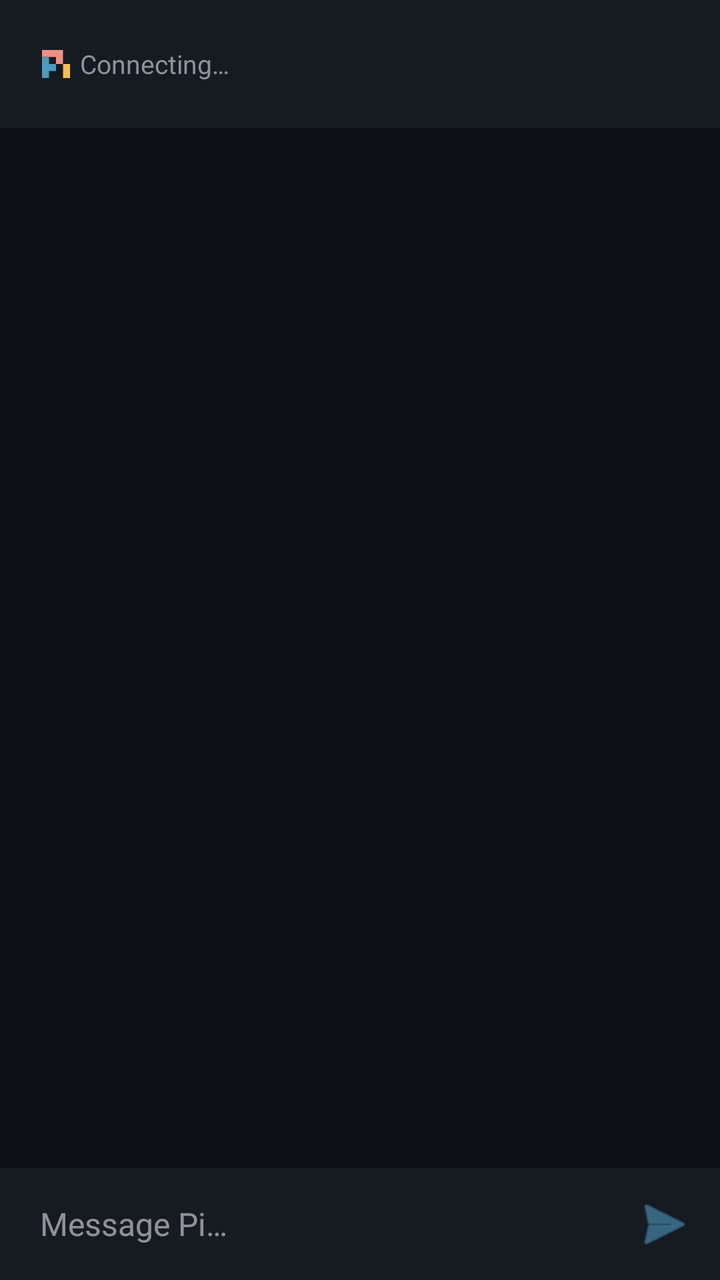
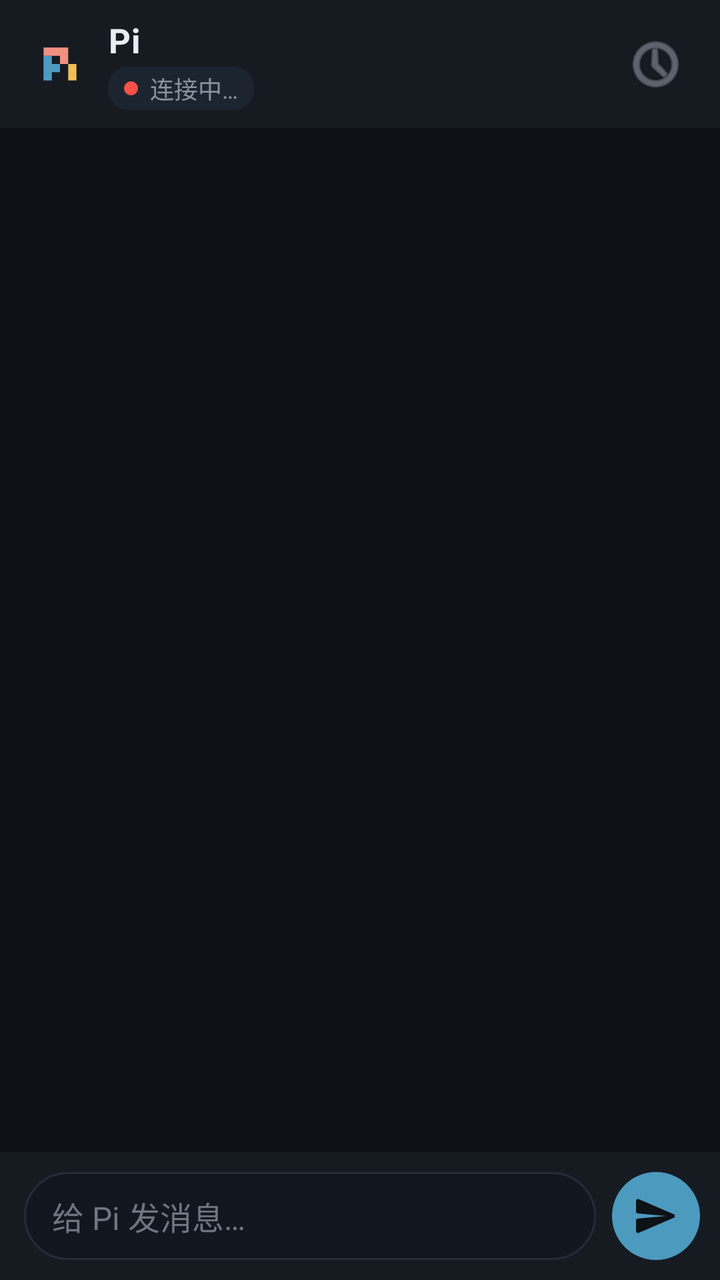

An Android layout rendered at two revisions. The XML below is the earlier revision; the diff shows what the commit changed to produce the second picture.
<!-- AndroidManifest.xml: application theme AppTheme -->
<!-- res/layout/activity_main.xml -->
<?xml version="1.0" encoding="utf-8"?>
<LinearLayout xmlns:android="http://schemas.android.com/apk/res/android"
    android:layout_width="match_parent"
    android:layout_height="match_parent"
    android:orientation="vertical"
    android:background="@color/bg_base">

    <androidx.appcompat.widget.Toolbar
        android:id="@+id/toolbar"
        android:layout_width="match_parent"
        android:layout_height="?attr/actionBarSize"
        android:background="@color/bg_elevated">

        <ImageView
            android:layout_width="24dp"
            android:layout_height="24dp"
            android:src="@drawable/ic_pi_logo"
            android:contentDescription="@string/app_name" />

        <TextView
            android:id="@+id/status_text"
            android:layout_width="wrap_content"
            android:layout_height="wrap_content"
            android:layout_marginStart="12dp"
            android:text="@string/status_connecting"
            android:textColor="@color/text_secondary"
            android:textSize="13sp" />
    </androidx.appcompat.widget.Toolbar>

    <androidx.recyclerview.widget.RecyclerView
        android:id="@+id/messages"
        android:layout_width="match_parent"
        android:layout_height="0dp"
        android:layout_weight="1"
        android:clipToPadding="false"
        android:paddingStart="10dp"
        android:paddingEnd="10dp"
        android:paddingTop="8dp"
        android:paddingBottom="8dp"
        android:overScrollMode="never" />

    
    <LinearLayout
        android:id="@+id/actions"
        android:layout_width="match_parent"
        android:layout_height="wrap_content"
        android:orientation="vertical"
        android:visibility="gone"
        android:background="@color/bg_code"
        android:paddingStart="12dp"
        android:paddingEnd="12dp"
        android:paddingTop="8dp"
        android:paddingBottom="8dp">

        <TextView
            android:id="@+id/actions_title"
            android:layout_width="match_parent"
            android:layout_height="wrap_content"
            android:textColor="@color/text_primary"
            android:textSize="14sp"
            android:textStyle="bold" />

        <EditText
            android:id="@+id/actions_input"
            android:layout_width="match_parent"
            android:layout_height="wrap_content"
            android:layout_marginTop="6dp"
            android:visibility="gone"
            android:background="@android:color/transparent"
            android:hint=""
            android:maxLines="6"
            android:textColor="@color/text_primary"
            android:textSize="15sp" />

        <LinearLayout
            android:id="@+id/actions_buttons"
            android:layout_width="match_parent"
            android:layout_height="wrap_content"
            android:layout_marginTop="6dp"
            android:gravity="start"
            android:orientation="horizontal" />
    </LinearLayout>

    <LinearLayout
        android:layout_width="match_parent"
        android:layout_height="wrap_content"
        android:background="@color/bg_elevated"
        android:gravity="center_vertical"
        android:orientation="horizontal"
        android:paddingStart="12dp"
        android:paddingEnd="6dp"
        android:paddingTop="6dp"
        android:paddingBottom="6dp">

        <EditText
            android:id="@+id/composer"
            style="@style/ComposerText"
            android:layout_width="0dp"
            android:layout_height="wrap_content"
            android:layout_weight="1"
            android:background="@android:color/transparent"
            android:hint="@string/hint_message"
            android:imeOptions="actionSend"
            android:inputType="textMultiLine|textCapSentences"
            android:maxLines="6"
            android:padding="8dp" />

        <ImageButton
            android:id="@+id/send"
            android:layout_width="44dp"
            android:layout_height="44dp"
            android:background="?attr/selectableItemBackgroundBorderless"
            android:contentDescription="@string/action_send"
            android:src="@android:drawable/ic_menu_send"
            android:tint="@color/pi_blue" />
    </LinearLayout>
</LinearLayout>
<!-- resources referenced by this layout -->
<resources>
  <color name="bg_code">#0B0E13</color>
  <string name="action_send">Send</string>
  <string name="hint_message">Message Pi…</string>
  <string name="status_connecting">Connecting…</string>
  <style name="ComposerText">
          <item name="android:textColor">@color/text_primary</item>
          <item name="android:textSize">16sp</item>
          <item name="android:lineSpacingExtra">2dp</item>
      </style>
  <style name="AppTheme" parent="Theme.Material3.Dark.NoActionBar">
          <item name="colorPrimary">@color/md_theme_primary</item>
          <item name="colorSecondary">@color/md_theme_secondary</item>
          <item name="colorTertiary">@color/md_theme_tertiary</item>
          <item name="android:statusBarColor">@color/bg_elevated</item>
          <item name="android:navigationBarColor">@color/bg_base</item>
          <item name="android:windowBackground">@color/bg_base</item>
      </style>
  <!-- unchanged entries left out for length: 10 -->
</resources>

<!-- the commit's change to res/layout/activity_main.xml (unified diff, before → after) -->
@@ -9,54 +9,165 @@
         android:id="@+id/toolbar"
         android:layout_width="match_parent"
         android:layout_height="?attr/actionBarSize"
-        android:background="@color/bg_elevated">
-
-        <ImageView
-            android:layout_width="24dp"
-            android:layout_height="24dp"
-            android:src="@drawable/ic_pi_logo"
-            android:contentDescription="@string/app_name" />
-
-        <TextView
-            android:id="@+id/status_text"
-            android:layout_width="wrap_content"
-            android:layout_height="wrap_content"
-            android:layout_marginStart="12dp"
-            android:text="@string/status_connecting"
-            android:textColor="@color/text_secondary"
-            android:textSize="13sp" />
+        android:background="@color/bg_elevated"
+        android:elevation="2dp"
+        android:paddingEnd="4dp">
+
+        <LinearLayout
+            android:layout_width="match_parent"
+            android:layout_height="match_parent"
+            android:gravity="center_vertical"
+            android:orientation="horizontal"
+            android:paddingEnd="8dp">
+
+            <ImageView
+                android:layout_width="28dp"
+                android:layout_height="28dp"
+                android:contentDescription="@string/app_name"
+                android:src="@drawable/ic_pi_logo" />
+
+            <LinearLayout
+                android:layout_width="0dp"
+                android:layout_height="wrap_content"
+                android:layout_marginStart="10dp"
+                android:layout_weight="1"
+                android:orientation="vertical">
+
+                <TextView
+                    android:id="@+id/brand_title"
+                    style="@style/ToolbarTitle"
+                    android:layout_width="wrap_content"
+                    android:layout_height="wrap_content"
+                    android:text="@string/app_name" />
+
+                <LinearLayout
+                    android:id="@+id/status_chip"
+                    android:layout_width="wrap_content"
+                    android:layout_height="wrap_content"
+                    android:layout_marginTop="2dp"
+                    android:background="@drawable/bg_status_chip"
+                    android:gravity="center_vertical"
+                    android:orientation="horizontal"
+                    android:paddingStart="8dp"
+                    android:paddingTop="2dp"
+                    android:paddingEnd="8dp"
+                    android:paddingBottom="2dp">
+
+                    <View
+                        android:id="@+id/status_dot"
+                        android:layout_width="7dp"
+                        android:layout_height="7dp"
+                        android:background="@drawable/ic_status_dot" />
+
+                    <TextView
+                        android:id="@+id/status_text"
+                        style="@style/StatusChipText"
+                        android:layout_width="wrap_content"
+                        android:layout_height="wrap_content"
+                        android:layout_marginStart="6dp"
+                        android:text="@string/status_connecting" />
+                </LinearLayout>
+            </LinearLayout>
+
+            <ImageButton
+                android:id="@+id/btn_sessions"
+                android:layout_width="40dp"
+                android:layout_height="40dp"
+                android:background="?attr/selectableItemBackgroundBorderless"
+                android:contentDescription="@string/action_sessions"
+                android:src="@android:drawable/ic_menu_recent_history"
+                android:tint="@color/text_secondary" />
+        </LinearLayout>
     </androidx.appcompat.widget.Toolbar>
 
-    <androidx.recyclerview.widget.RecyclerView
-        android:id="@+id/messages"
+    <FrameLayout
         android:layout_width="match_parent"
         android:layout_height="0dp"
-        android:layout_weight="1"
-        android:clipToPadding="false"
-        android:paddingStart="10dp"
-        android:paddingEnd="10dp"
-        android:paddingTop="8dp"
-        android:paddingBottom="8dp"
-        android:overScrollMode="never" />
+        android:layout_weight="1">
+
+        <androidx.recyclerview.widget.RecyclerView
+            android:id="@+id/messages"
+            android:layout_width="match_parent"
+            android:layout_height="match_parent"
+            android:clipToPadding="false"
+            android:overScrollMode="never"
+            android:paddingStart="12dp"
+            android:paddingTop="10dp"
+            android:paddingEnd="12dp"
+            android:paddingBottom="12dp" />
+
+        <LinearLayout
+            android:id="@+id/empty_state"
+            android:layout_width="match_parent"
+            android:layout_height="wrap_content"
+            android:layout_gravity="center"
+            android:layout_marginStart="28dp"
+            android:layout_marginEnd="28dp"
+            android:background="@drawable/bg_empty_card"
+            android:gravity="center_horizontal"
+            android:orientation="vertical"
+            android:paddingStart="22dp"
+            android:paddingTop="28dp"
+            android:paddingEnd="22dp"
+            android:paddingBottom="24dp"
+            android:visibility="gone">
+
+            <ImageView
+                android:layout_width="48dp"
+                android:layout_height="48dp"
+                android:alpha="0.9"
+                android:contentDescription="@string/app_name"
+                android:src="@drawable/ic_pi_logo" />
+
+            <TextView
+                android:id="@+id/empty_title"
+                android:layout_width="wrap_content"
+                android:layout_height="wrap_content"
+                android:layout_marginTop="16dp"
+                android:text="@string/empty_title"
+                android:textColor="@color/text_primary"
+                android:textSize="18sp"
+                android:textStyle="bold" />
+
+            <TextView
+                android:id="@+id/empty_body"
+                android:layout_width="match_parent"
+                android:layout_height="wrap_content"
+                android:layout_marginTop="8dp"
+                android:gravity="center"
+                android:lineSpacingExtra="2dp"
+                android:text="@string/empty_body"
+                android:textColor="@color/text_secondary"
+                android:textSize="14sp" />
+
+            <com.google.android.material.button.MaterialButton
+                android:id="@+id/empty_action"
+                android:layout_width="wrap_content"
+                android:layout_height="wrap_content"
+                android:layout_marginTop="16dp"
+                android:text="@string/empty_open_settings"
+                android:visibility="gone" />
+        </LinearLayout>
+    </FrameLayout>
 
     
     <LinearLayout
         android:id="@+id/actions"
         android:layout_width="match_parent"
         android:layout_height="wrap_content"
+        android:background="@drawable/bg_actions_panel"
         android:orientation="vertical"
-        android:visibility="gone"
-        android:background="@color/bg_code"
-        android:paddingStart="12dp"
-        android:paddingEnd="12dp"
-        android:paddingTop="8dp"
-        android:paddingBottom="8dp">
+        android:paddingStart="14dp"
+        android:paddingTop="12dp"
+        android:paddingEnd="14dp"
+        android:paddingBottom="12dp"
+        android:visibility="gone">
 
         <TextView
             android:id="@+id/actions_title"
             android:layout_width="match_parent"
             android:layout_height="wrap_content"
-            android:textColor="@color/text_primary"
+            android:textColor="@color/pi_amber"
             android:textSize="14sp"
             android:textStyle="bold" />
 
@@ -64,33 +175,42 @@
             android:id="@+id/actions_input"
             android:layout_width="match_parent"
             android:layout_height="wrap_content"
-            android:layout_marginTop="6dp"
-            android:visibility="gone"
-            android:background="@android:color/transparent"
+            android:layout_marginTop="8dp"
+            android:background="@drawable/bg_composer"
             android:hint=""
             android:maxLines="6"
+            android:padding="12dp"
             android:textColor="@color/text_primary"
-            android:textSize="15sp" />
-
-        <LinearLayout
-            android:id="@+id/actions_buttons"
-            android:layout_width="match_parent"
-            android:layout_height="wrap_content"
-            android:layout_marginTop="6dp"
-            android:gravity="start"
-            android:orientation="horizontal" />
+            android:textColorHint="@color/text_muted"
+            android:textSize="15sp"
+            android:visibility="gone" />
+
+        <HorizontalScrollView
+            android:layout_width="match_parent"
+            android:layout_height="wrap_content"
+            android:layout_marginTop="8dp"
+            android:scrollbars="none">
+
+            <LinearLayout
+                android:id="@+id/actions_buttons"
+                android:layout_width="wrap_content"
+                android:layout_height="wrap_content"
+                android:gravity="start"
+                android:orientation="horizontal" />
+        </HorizontalScrollView>
     </LinearLayout>
 
     <LinearLayout
         android:layout_width="match_parent"
         android:layout_height="wrap_content"
         android:background="@color/bg_elevated"
+        android:elevation="4dp"
         android:gravity="center_vertical"
         android:orientation="horizontal"
         android:paddingStart="12dp"
-        android:paddingEnd="6dp"
-        android:paddingTop="6dp"
-        android:paddingBottom="6dp">
+        android:paddingTop="10dp"
+        android:paddingEnd="10dp"
+        android:paddingBottom="10dp">
 
         <EditText
             android:id="@+id/composer"
@@ -98,20 +218,27 @@
             android:layout_width="0dp"
             android:layout_height="wrap_content"
             android:layout_weight="1"
-            android:background="@android:color/transparent"
+            android:background="@drawable/bg_composer"
             android:hint="@string/hint_message"
             android:imeOptions="actionSend"
             android:inputType="textMultiLine|textCapSentences"
             android:maxLines="6"
-            android:padding="8dp" />
+            android:minHeight="44dp"
+            android:paddingStart="14dp"
+            android:paddingTop="10dp"
+            android:paddingEnd="14dp"
+            android:paddingBottom="10dp" />
 
         <ImageButton
             android:id="@+id/send"
             android:layout_width="44dp"
             android:layout_height="44dp"
-            android:background="?attr/selectableItemBackgroundBorderless"
+            android:layout_marginStart="8dp"
+            android:background="@drawable/bg_send_button"
             android:contentDescription="@string/action_send"
-            android:src="@android:drawable/ic_menu_send"
-            android:tint="@color/pi_blue" />
+            android:padding="10dp"
+            android:scaleType="centerInside"
+            android:src="@drawable/ic_send"
+            android:tint="@color/md_theme_onPrimary" />
     </LinearLayout>
 </LinearLayout>
<!-- resource entries referenced after the edit -->
@@ -1,22 +1,124 @@
 <!-- resources referenced by this layout -->
 <resources>
-  <color name="bg_code">#0B0E13</color>
-  <string name="action_send">Send</string>
-  <string name="hint_message">Message Pi…</string>
-  <string name="status_connecting">Connecting…</string>
+  <color name="md_theme_onPrimary">#0E1116</color>
+  <color name="pi_amber">#F1BE58</color>
+  <color name="text_muted">#6E7681</color>
+  <!-- drawable bg_actions_panel (drawable) -->
+  <?xml version="1.0" encoding="utf-8"?>
+  <shape xmlns:android="http://schemas.android.com/apk/res/android"
+      android:shape="rectangle">
+      <solid android:color="@color/bg_actions" />
+      <stroke
+          android:width="1dp"
+          android:color="@color/pi_amber_dim" />
+  </shape>
+  <!-- drawable bg_composer (drawable) -->
+  <?xml version="1.0" encoding="utf-8"?>
+  <shape xmlns:android="http://schemas.android.com/apk/res/android"
+      android:shape="rectangle">
+      <solid android:color="@color/bg_composer" />
+      <corners android:radius="22dp" />
+      <stroke
+          android:width="1dp"
+          android:color="@color/divider" />
+  </shape>
+  <!-- drawable bg_empty_card (drawable) -->
+  <?xml version="1.0" encoding="utf-8"?>
+  <shape xmlns:android="http://schemas.android.com/apk/res/android"
+      android:shape="rectangle">
+      <solid android:color="@color/bg_elevated" />
+      <corners android:radius="16dp" />
+      <stroke
+          android:width="1dp"
+          android:color="@color/divider" />
+  </shape>
+  <!-- drawable bg_send_button (drawable) -->
+  <?xml version="1.0" encoding="utf-8"?>
+  <ripple xmlns:android="http://schemas.android.com/apk/res/android"
+      android:color="@color/pi_blue_press">
+      <item>
+          <shape android:shape="oval">
+              <solid android:color="@color/pi_blue" />
+              <size
+                  android:width="44dp"
+                  android:height="44dp" />
+          </shape>
+      </item>
+  </ripple>
+  <!-- drawable bg_status_chip (drawable) -->
+  <?xml version="1.0" encoding="utf-8"?>
+  <shape xmlns:android="http://schemas.android.com/apk/res/android"
+      android:shape="rectangle">
+      <solid android:color="@color/bg_chip" />
+      <corners android:radius="10dp" />
+  </shape>
+  <!-- drawable ic_send (drawable) -->
+  <?xml version="1.0" encoding="utf-8"?>
+  <vector xmlns:android="http://schemas.android.com/apk/res/android"
+      android:width="24dp"
+      android:height="24dp"
+      android:viewportWidth="24"
+      android:viewportHeight="24">
+      <path
+          android:fillColor="#FFFFFFFF"
+          android:pathData="M3.4,20.4 L20.85,12.92 C21.66,12.57 21.66,11.43 20.85,11.08 L3.4,3.6 C2.74,3.31 2.01,3.8 2.01,4.52 L2,9.67 C2,10.2 2.38,10.65 2.9,10.72 L17,12 L2.9,13.28 C2.38,13.35 2,13.8 2,14.33 L2.01,19.48 C2.01,20.2 2.74,20.69 3.4,20.4 Z" />
+  </vector>
+  <!-- drawable ic_status_dot (drawable) -->
+  <?xml version="1.0" encoding="utf-8"?>
+  <shape xmlns:android="http://schemas.android.com/apk/res/android"
+      android:shape="oval">
+      <size
+          android:width="8dp"
+          android:height="8dp" />
+      <solid android:color="@color/status_offline" />
+  </shape>
+  <string name="action_send">发送</string>
+  <string name="action_sessions">会话列表</string>
+  <string name="empty_body">连上 Termux 里的 pi-rpc-bridge 后，就可以在这里和 Pi 对话。</string>
+  <string name="empty_open_settings">打开设置</string>
+  <string name="empty_title">还没有消息</string>
+  <string name="hint_message">给 Pi 发消息…</string>
+  <string name="status_connecting">连接中…</string>
   <style name="ComposerText">
           <item name="android:textColor">@color/text_primary</item>
+          <item name="android:textColorHint">@color/text_muted</item>
           <item name="android:textSize">16sp</item>
           <item name="android:lineSpacingExtra">2dp</item>
       </style>
+  <style name="StatusChipText">
+          <item name="android:textColor">@color/text_secondary</item>
+          <item name="android:textSize">12sp</item>
+          <item name="android:maxLines">1</item>
+          <item name="android:ellipsize">end</item>
+      </style>
+  <style name="ToolbarTitle">
+          <item name="android:textColor">@color/text_primary</item>
+          <item name="android:textSize">17sp</item>
+          <item name="android:textStyle">bold</item>
+          <item name="android:letterSpacing">0.02</item>
+      </style>
   <style name="AppTheme" parent="Theme.Material3.Dark.NoActionBar">
           <item name="colorPrimary">@color/md_theme_primary</item>
+          <item name="colorOnPrimary">@color/md_theme_onPrimary</item>
           <item name="colorSecondary">@color/md_theme_secondary</item>
           <item name="colorTertiary">@color/md_theme_tertiary</item>
           <item name="android:statusBarColor">@color/bg_elevated</item>
           <item name="android:navigationBarColor">@color/bg_base</item>
           <item name="android:windowBackground">@color/bg_base</item>
+          <item name="android:colorBackground">@color/bg_base</item>
+          <item name="colorSurface">@color/bg_elevated</item>
+          <item name="colorOnSurface">@color/text_primary</item>
+          <item name="android:textColorPrimary">@color/text_primary</item>
+          <item name="android:textColorSecondary">@color/text_secondary</item>
+          <item name="popupMenuBackground">@color/bg_elevated</item>
       </style>
+  <color name="bg_actions">#1A1810</color>
+  <color name="pi_amber_dim">#664D2A</color>
+  <color name="bg_composer">#12171F</color>
+  <color name="divider">#242C38</color>
+  <color name="pi_blue_press">#337AA0</color>
+  <color name="bg_chip">#1C2430</color>
+  <color name="status_offline">#F85149</color>
   <!-- unchanged entries left out for length: 10 -->
 </resources>
 
